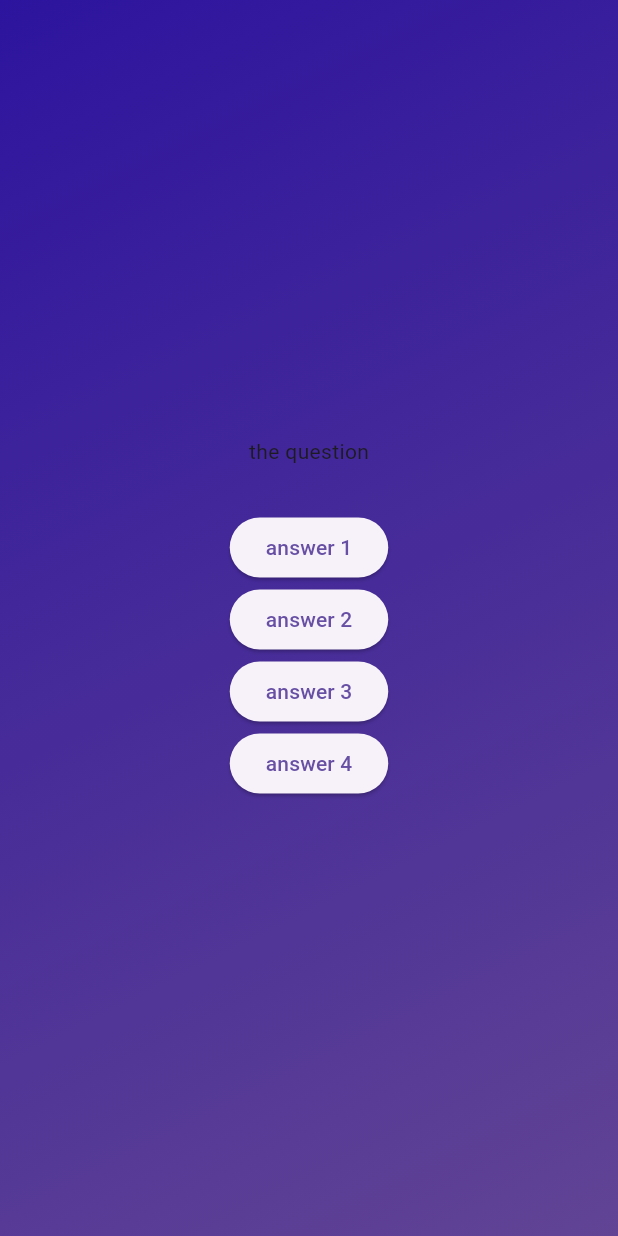
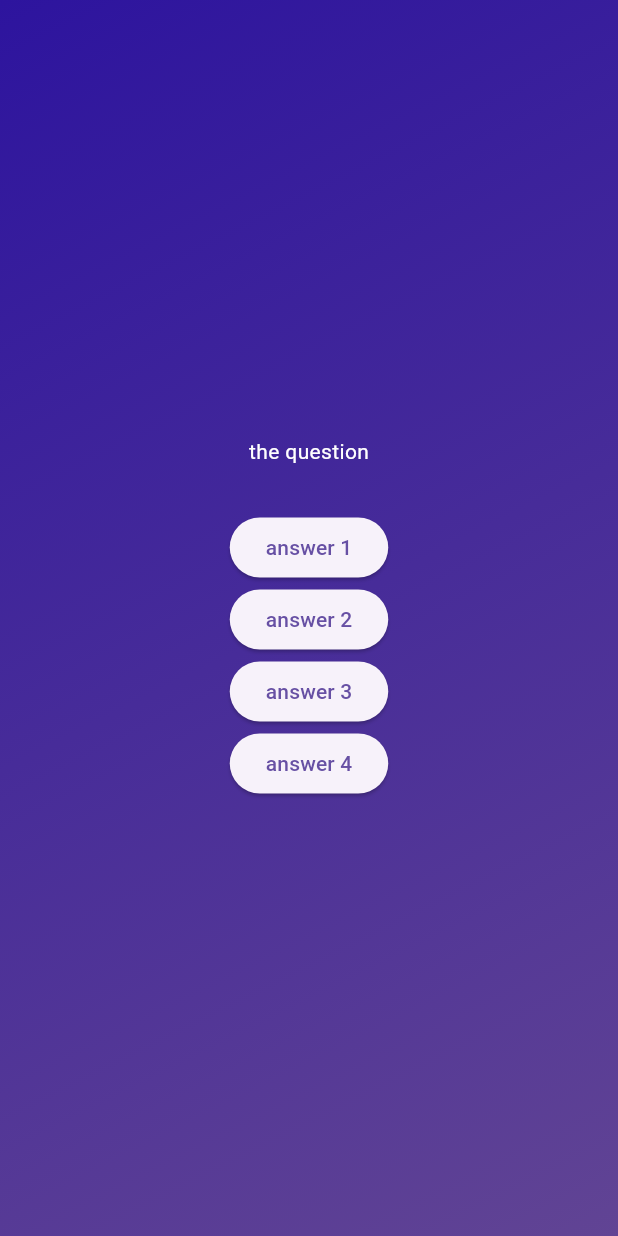
Before and after one commit to Md-sourov-hasan/flutter, a Flutter app: the screen it shows after launch, after a tap on "start quiz", on a phone screen of 412 x 824 dp. Run offline on Flutter 3.47's test engine with Material 3 defaults, Android fonts, the phone set to English and light mode, and no system bars.

Commit message:
section 3 video 70

```diff
--- a/lib/questions_screen.dart
+++ b/lib/questions_screen.dart
@@ -17,7 +17,13 @@ class _QuestionsScreenState extends State<QuestionsScreen> {
       child: Column(
        mainAxisAlignment: MainAxisAlignment.center,
         children: [
-       const Text('the question'),
+
+
+       const Text('the question', style:TextStyle(
+        color:Colors.white
+       ) ,),
+
+
         const SizedBox(height: 30,),
         ElevatedButton(onPressed: () {}, child: const Text('answer 1'),),
          ElevatedButton(onPressed: () {}, child: const Text('answer 2'),),
```
Also changed, not shown: lib/answer_button.dart (added, +18 -0 lines).
